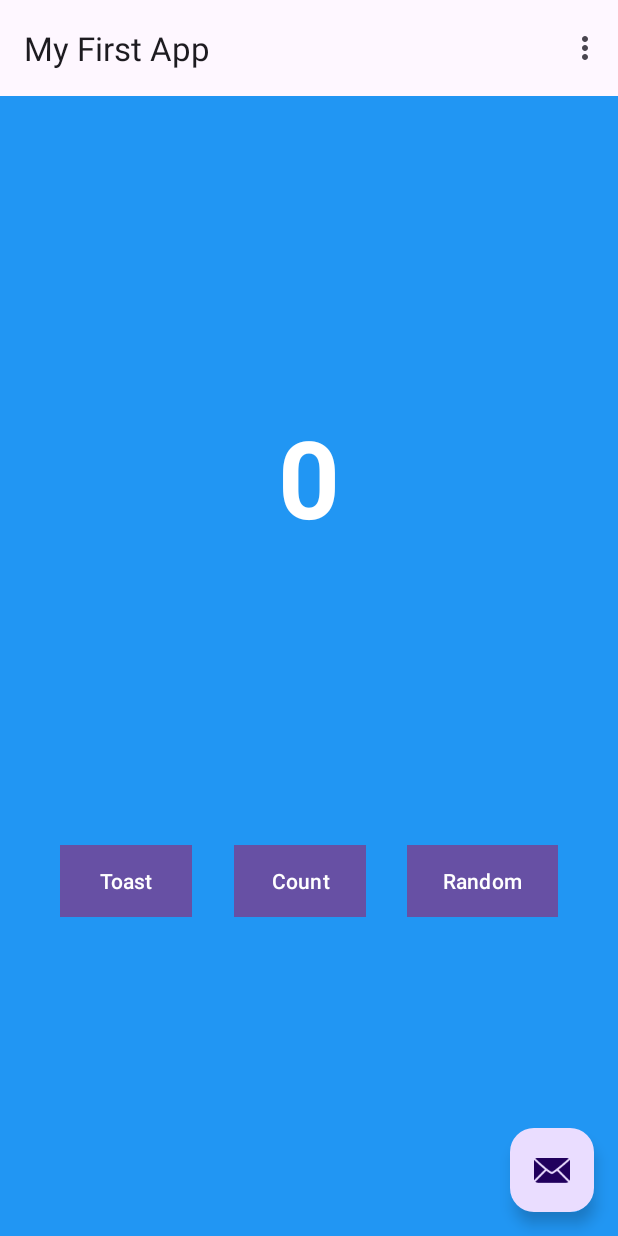
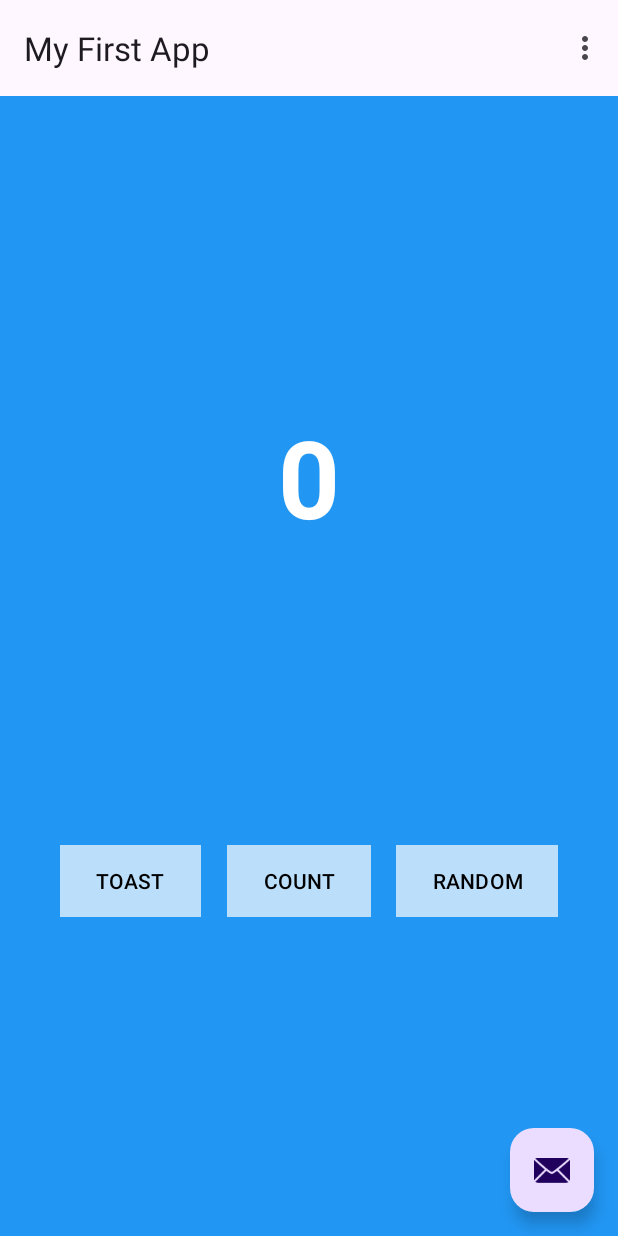
Before and after one commit to twopercentjazz/CSB430_Android, an Android app: the screen it shows after launch (MainActivity), on a phone screen of 412 x 824 dp. Run offline under Robolectric (Android 15) with nearby library versions, the phone set to English and light mode, and no system bars; our stand-ins replace navigation-ui.

Commit message:
button formatting

```diff
--- a/app/src/main/res/layout/fragment_first.xml
+++ b/app/src/main/res/layout/fragment_first.xml
@@ -16,6 +16,8 @@
         android:layout_height="wrap_content"
         android:layout_marginEnd="24dp"
         android:background="@color/buttonBackground"
+        android:textColor="@color/black"
+        app:backgroundTint="@null"
         android:text="@string/random"
         app:layout_constraintBottom_toBottomOf="parent"
         app:layout_constraintEnd_toEndOf="parent"
@@ -42,6 +44,8 @@
         android:layout_height="wrap_content"
         android:layout_marginStart="24dp"
         android:background="@color/buttonBackground"
+        android:textColor="@color/black"
+        app:backgroundTint="@null"
         android:text="@string/toast"
         app:layout_constraintBottom_toBottomOf="parent"
         app:layout_constraintStart_toStartOf="parent"
@@ -51,8 +55,10 @@
         android:id="@+id/count_button"
         android:layout_width="wrap_content"
         android:layout_height="wrap_content"
+        android:background="@color/buttonBackground"
         android:text="@string/count"
-        android:background="@color/buttonBackground"
+        android:textColor="@color/black"
+        app:backgroundTint="@null"
         app:layout_constraintBottom_toBottomOf="parent"
         app:layout_constraintEnd_toStartOf="@+id/random_button"
         app:layout_constraintStart_toEndOf="@+id/toast_button"
--- a/app/src/main/res/values/strings.xml
+++ b/app/src/main/res/values/strings.xml
@@ -5,9 +5,9 @@
     <string name="first_fragment_label">My First App</string>
     <string name="second_fragment_label">My First App</string>
     <string name="next">Next</string>
-    <string name="toast">Toast</string>
-    <string name="random">Random</string>
-    <string name="count">Count</string>
+    <string name="toast">TOAST</string>
+    <string name="random">RANDOM</string>
+    <string name="count">COUNT</string>
     <string name="previous">Previous</string>
     <string name="helloWorld">Hello World</string>
     <string name="num">0</string>
```
